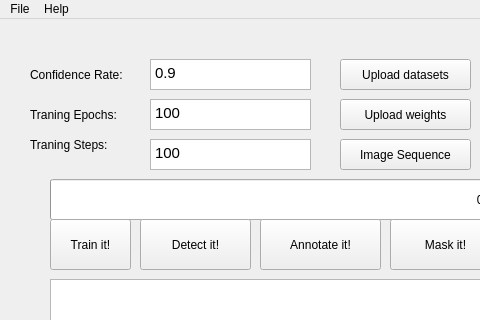
Above: MaskRCNN.ui from min20120907/Cell_RCNN_Qt before the change; both pictures show x 0 to 480 and y 0 to 320 of the 937 by 650 pixel window. Below: the same form after it.
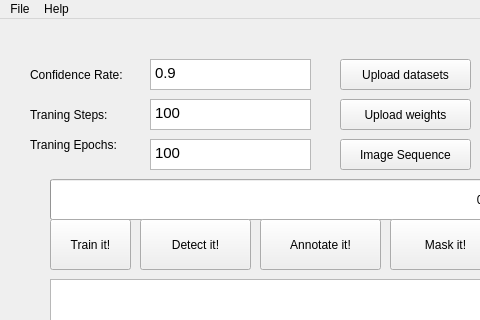
That is the form after the change. Icons and pictures are not drawn.

Commit message: fix epoch steps glitch

What changed in the file:
```diff
--- a/MaskRCNN.ui
+++ b/MaskRCNN.ui
@@ -71,7 +71,7 @@
      </rect>
     </property>
     <property name="text">
-     <string>Traning Epochs: </string>
+     <string>Traning Steps: </string>
     </property>
    </widget>
    <widget class="QTextEdit" name="epochs">
@@ -382,7 +382,7 @@
      </rect>
     </property>
     <property name="text">
-     <string>Traning Steps: </string>
+     <string>Traning Epochs: </string>
     </property>
    </widget>
    <widget class="QTextEdit" name="steps">
```
The commit also changes 3 other files.
